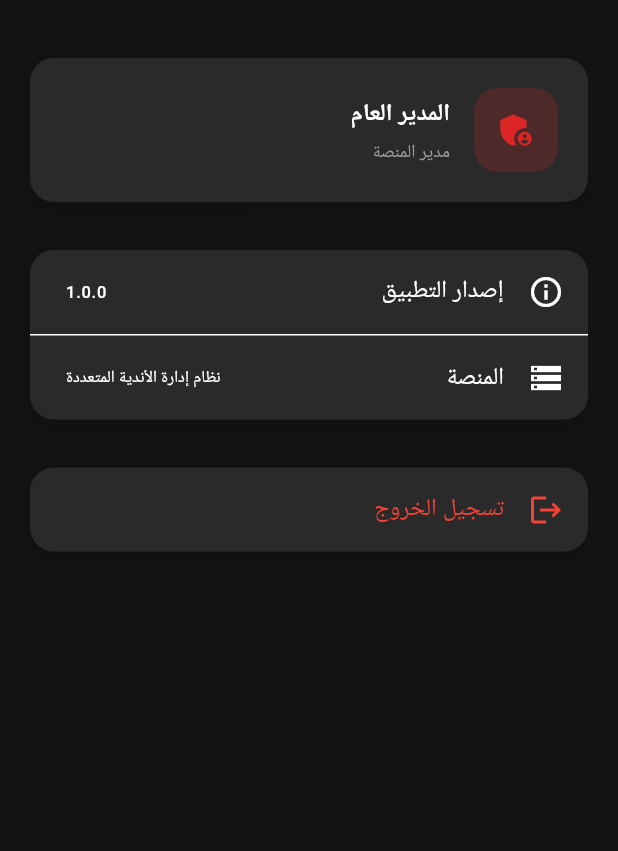
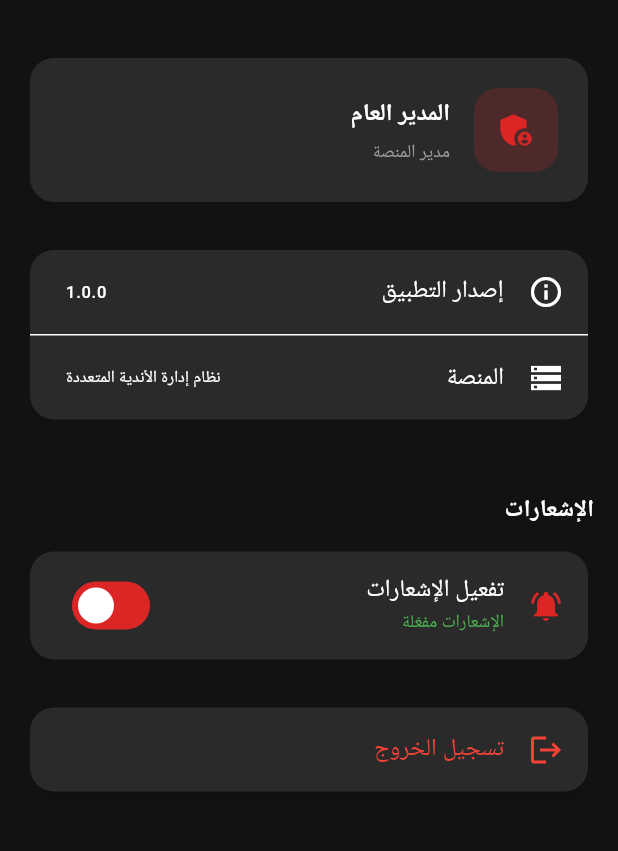
Before and after one commit to yamenmod9/gym-management-system, a Flutter app: the SuperAdminSettingsScreen screen opened directly, on a phone screen of 412 x 824 dp, the part 62-913 px from its top. Run offline on Flutter 3.47's test engine with Material 3 defaults, Android fonts, the phone set to English and light mode, and no system bars; our stand-ins replace dio, firebase_core, firebase_messaging, flutter_secure_storage, go_router, image_picker and 3 more; missing offline and left inert: mobile_scanner; accounts and stored records are empty.

Commit message:
fix: customer notifications + functional notification toggle in settings
- Add generic post() to ClientApiService (was missing, causing silent FCM registration failure)
- Fix URL path resolution in FcmNotificationService (client baseUrl already includes /api)
- Store apiService/appType in FCM service for settings toggle and token refresh
- Add notification enabled/disabled preference (persisted via FlutterSecureStorage)
- Create reusable NotificationSettingsSection widget
- Add toggle to all settings screens (client, owner, manager, branch_manager, reception, super_admin)
- Add Arabic localization strings for notification settings

```diff
--- a/lib/core/localization/app_strings.dart
+++ b/lib/core/localization/app_strings.dart
@@ -702,6 +702,12 @@ class S {
   static const String notifications = 'الإشعارات';
   static const String manageNotifications = 'إدارة إعدادات الإشعارات';
   static const String notificationsSoon = 'إعدادات الإشعارات قريباً';
+  static const String notificationsEnabled = 'الإشعارات مفعّلة';
+  static const String notificationsDisabled = 'الإشعارات معطّلة';
+  static const String enableNotifications = 'تفعيل الإشعارات';
+  static const String receiveNotificationsDesc = 'استقبال إشعارات الاشتراكات والدخول والتنبيهات';
+  static const String notificationsActivated = 'تم تفعيل الإشعارات';
+  static const String notificationsDeactivated = 'تم تعطيل الإشعارات';
   static const String darkMode = 'الوضع الداكن';
   static const String themeSelectionSoon = 'اختيار السمة قريباً';
   static const String support = 'الدعم';
--- a/lib/features/branch_manager/screens/branch_manager_settings_screen.dart
+++ b/lib/features/branch_manager/screens/branch_manager_settings_screen.dart
@@ -3,6 +3,7 @@ import 'package:provider/provider.dart';
 import '../../../core/auth/auth_provider.dart';
 import '../../../core/localization/app_strings.dart';
 import '../../../shared/widgets/biometric_settings_section.dart';
+import '../../../shared/widgets/notification_settings_section.dart';
 
 class BranchManagerSettingsScreen extends StatelessWidget {
   const BranchManagerSettingsScreen({super.key});
@@ -148,6 +149,9 @@ class BranchManagerSettingsScreen extends StatelessWidget {
           // Security / Biometric Section
           const BiometricSettingsSection(),
 
+          // Notification settings
+          const NotificationSettingsSection(),
+
           const SizedBox(height: 24),
 
           // Logout Button
--- a/lib/features/manager/screens/manager_settings_screen.dart
+++ b/lib/features/manager/screens/manager_settings_screen.dart
@@ -3,6 +3,7 @@ import 'package:provider/provider.dart';
 import '../../../core/auth/auth_provider.dart';
 import '../../../core/localization/app_strings.dart';
 import '../../../shared/widgets/biometric_settings_section.dart';
+import '../../../shared/widgets/notification_settings_section.dart';
 
 class ManagerSettingsScreen extends StatelessWidget {
   const ManagerSettingsScreen({super.key});
@@ -148,6 +149,9 @@ class ManagerSettingsScreen extends StatelessWidget {
           // Security / Biometric Section
           const BiometricSettingsSection(),
 
+          // Notification settings
+          const NotificationSettingsSection(),
+
           const SizedBox(height: 24),
 
           // Logout Button
--- a/lib/features/owner/screens/owner_settings_screen.dart
+++ b/lib/features/owner/screens/owner_settings_screen.dart
@@ -3,6 +3,7 @@ import 'package:provider/provider.dart';
 import '../../../core/auth/auth_provider.dart';
 import '../../../shared/widgets/biometric_settings_section.dart';
 import '../../../core/localization/app_strings.dart';
+import '../../../shared/widgets/notification_settings_section.dart';
 
 class OwnerSettingsScreen extends StatelessWidget {
   const OwnerSettingsScreen({super.key});
@@ -140,6 +141,9 @@ class OwnerSettingsScreen extends StatelessWidget {
 
           // Security / Biometric Section
           const BiometricSettingsSection(),
+
+          // Notification settings
+          const NotificationSettingsSection(),
 
           const SizedBox(height: 24),
 
--- a/lib/features/reception/screens/profile_settings_screen.dart
+++ b/lib/features/reception/screens/profile_settings_screen.dart
@@ -3,6 +3,7 @@ import 'package:provider/provider.dart';
 import '../../../core/auth/auth_provider.dart';
 import '../../../shared/widgets/biometric_settings_section.dart';
 import '../../../core/localization/app_strings.dart';
+import '../../../shared/widgets/notification_settings_section.dart';
 
 class ProfileSettingsScreen extends StatelessWidget {
   const ProfileSettingsScreen({super.key});
@@ -148,6 +149,9 @@ class ProfileSettingsScreen extends StatelessWidget {
           // Security / Biometric Section
           const BiometricSettingsSection(),
 
+          // Notification settings
+          const NotificationSettingsSection(),
+
           const SizedBox(height: 24),
 
           // Logout Button
--- a/lib/features/super_admin/screens/super_admin_settings_screen.dart
+++ b/lib/features/super_admin/screens/super_admin_settings_screen.dart
@@ -2,6 +2,7 @@ import 'package:flutter/material.dart';
 import 'package:provider/provider.dart';
 import '../../../core/auth/auth_provider.dart';
 import '../../../core/localization/app_strings.dart';
+import '../../../shared/widgets/notification_settings_section.dart';
 
 class SuperAdminSettingsScreen extends StatelessWidget {
   const SuperAdminSettingsScreen({super.key});
@@ -87,6 +88,14 @@ class SuperAdminSettingsScreen extends StatelessWidget {
 
           const SizedBox(height: 16),
 
+          // Notification settings
+          const Padding(
+            padding: EdgeInsets.symmetric(horizontal: 0),
+            child: NotificationSettingsSection(),
+          ),
+
+          const SizedBox(height: 16),
+
           // Danger zone
           Card(
             child: ListTile(
--- /dev/null
+++ b/lib/shared/widgets/notification_settings_section.dart
@@ -0,0 +1,82 @@
+import 'package:flutter/material.dart';
+import '../../core/services/fcm_notification_service.dart';
+import '../../core/localization/app_strings.dart';
+
+/// Reusable notification toggle section for all role-specific settings screens.
+class NotificationSettingsSection extends StatefulWidget {
+  const NotificationSettingsSection({super.key});
+
+  @override
+  State<NotificationSettingsSection> createState() =>
+      _NotificationSettingsSectionState();
+}
+
+class _NotificationSettingsSectionState
+    extends State<NotificationSettingsSection> {
+  late bool _enabled;
+  bool _loading = false;
+
+  @override
+  void initState() {
+    super.initState();
+    _enabled = FcmNotificationService().notificationsEnabled;
+  }
+
+  Future<void> _toggle(bool value) async {
+    setState(() => _loading = true);
+    await FcmNotificationService().setNotificationsEnabled(value);
+    if (mounted) {
+      setState(() {
+        _enabled = value;
+        _loading = false;
+      });
+      ScaffoldMessenger.of(context).showSnackBar(
+        SnackBar(
+          content: Text(
+            value ? S.notificationsActivated : S.notificationsDeactivated,
+          ),
+          duration: const Duration(seconds: 2),
+        ),
+      );
+    }
+  }
+
+  @override
+  Widget build(BuildContext context) {
+    return Column(
+      crossAxisAlignment: CrossAxisAlignment.start,
+      children: [
+        const SizedBox(height: 24),
+        Text(
+          S.notifications,
+          style: Theme.of(context).textTheme.titleMedium?.copyWith(
+                fontWeight: FontWeight.bold,
+              ),
+        ),
+        const SizedBox(height: 8),
+        Card(
+          child: SwitchListTile(
+            secondary: Icon(
+              _enabled
+                  ? Icons.notifications_active
+                  : Icons.notifications_off_outlined,
+              color: _enabled
+                  ? Theme.of(context).colorScheme.primary
+                  : Colors.grey,
+            ),
+            title: Text(S.enableNotifications),
+            subtitle: Text(
+              _enabled ? S.notificationsEnabled : S.notificationsDisabled,
+              style: TextStyle(
+                color: _enabled ? Colors.green : Colors.grey,
+                fontSize: 12,
+              ),
+            ),
+            value: _enabled,
+            onChanged: _loading ? null : _toggle,
+          ),
+        ),
+      ],
+    );
+  }
+}
```
Also changed, not shown: lib/client/core/api/client_api_service.dart (+13 -0 lines), lib/client/screens/settings_screen.dart (+6 -14 lines), lib/core/services/fcm_notification_service.dart (+78 -4 lines).
